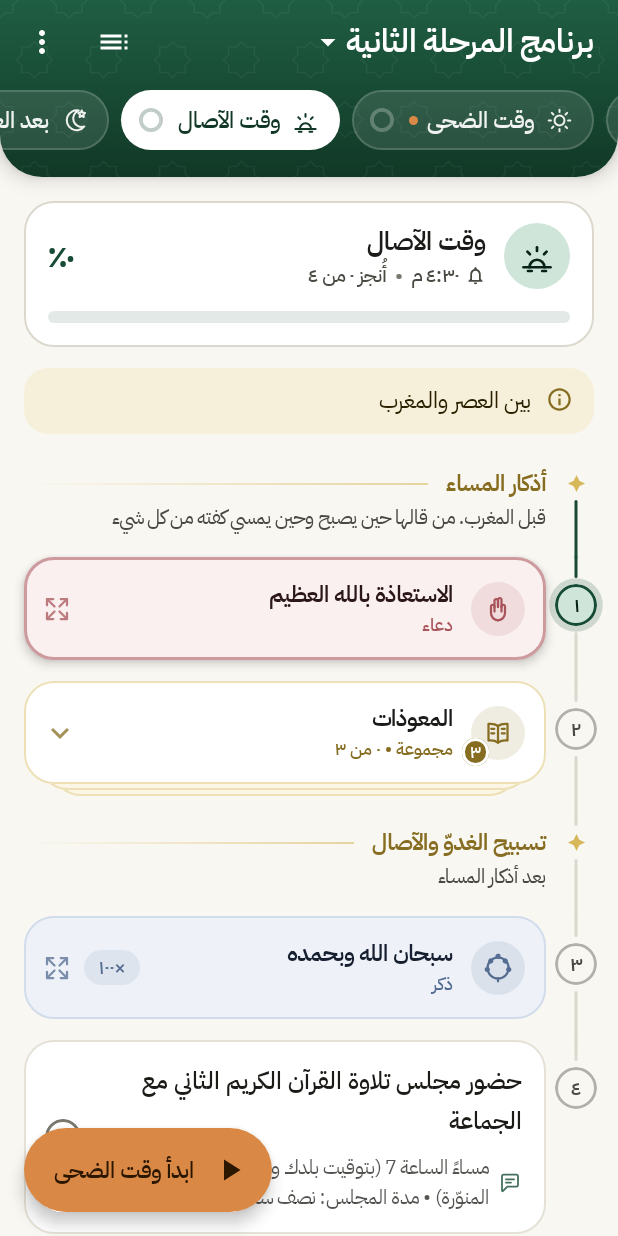
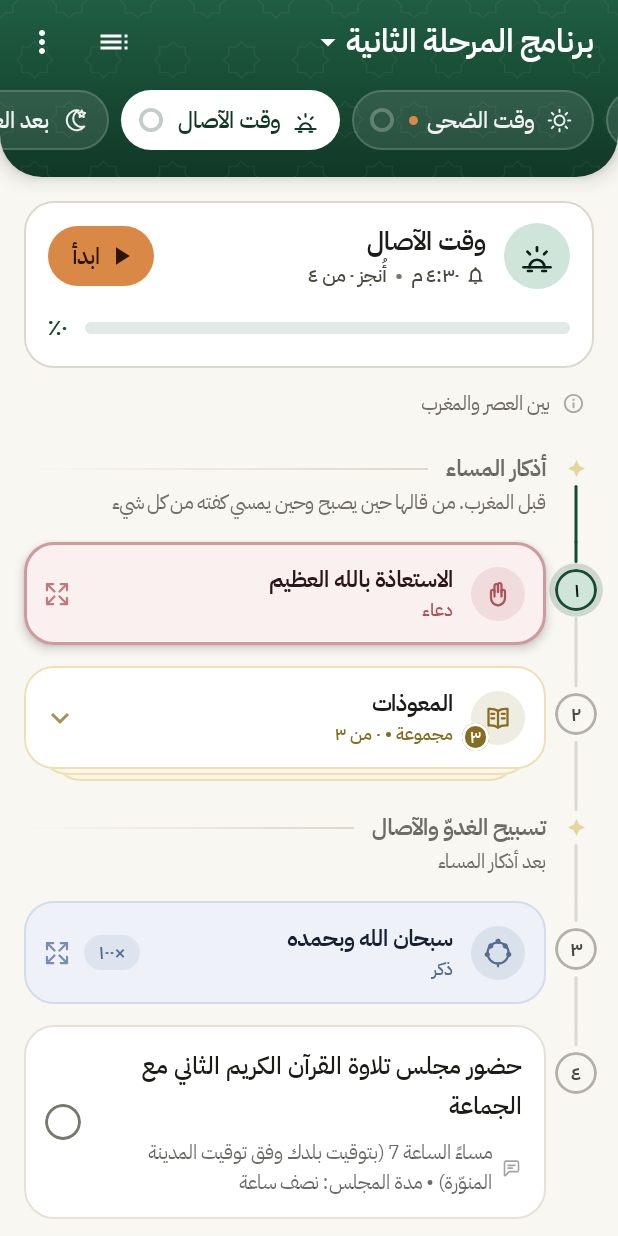
Before and after one commit to arcm111/dhikra, an Android app built with Jetpack Compose: the screen it shows after launch (MainActivity), tab 3 chosen, on a phone screen of 412 x 824 dp. Run offline under Robolectric (Android 15) with nearby library versions, the phone set to English and light mode, and no system bars; network calls fail.

Commit message:
some improvements.

```diff
--- a/app/src/main/java/com/example/dhikra/ui/components/Timeline.kt
+++ b/app/src/main/java/com/example/dhikra/ui/components/Timeline.kt
@@ -64,7 +64,13 @@ data class TimelineSegments(
     val bottomReached: Boolean,
 )
 
-/** Width of the timeline column on the start (right) side of the schedule. */
+/**
+ * Which side of the schedule the timeline runs along. [Start] is the reading side (the right in
+ * Arabic, the left in an LTR layout); [End] is the other one.
+ */
+enum class TimelineSide { Start, End }
+
+/** Width of the timeline column. */
 val TimelineGutter = 40.dp
 val StepNodeSize = 28.dp
 /** A finished step's check circle: smaller than the numbered ones, so the steps still to read stand out. */
@@ -74,8 +80,8 @@ private val NodeGap = 5.dp
 private val RowSpacing = 14.dp
 
 /**
- * One row of the step schedule: a vertical line with a [node] in the start gutter and the row
- * [content] next to it. Consecutive rows join their line segments into one continuous track.
+ * One row of the step schedule: the row [content], with a vertical line and its [node] in a
+ * gutter on the [side] of the schedule (by default the start: the right, in Arabic). Consecutive rows join their line segments into one continuous track.
  *
  * @param nodeCenter vertical position of the node's centre, measured from the top of the row,
  * so it can line up with the first line of the content.
@@ -87,6 +93,7 @@ fun TimelineRow(
     nodeSize: Dp,
     node: @Composable () -> Unit,
     modifier: Modifier = Modifier,
+    side: TimelineSide = TimelineSide.Start,
     content: @Composable () -> Unit,
 ) {
     val scheme = MaterialTheme.colorScheme
@@ -107,7 +114,9 @@ fun TimelineRow(
             .fillMaxWidth()
             .drawBehind {
                 val half = TimelineGutter.toPx() / 2f
-                val x = if (layoutDirection == LayoutDirection.Rtl) size.width - half else half
+                // The start side is on the right in RTL, on the left in LTR.
+                val onRight = (side == TimelineSide.Start) == (layoutDirection == LayoutDirection.Rtl)
+                val x = if (onRight) size.width - half else half
                 val centerY = nodeCenter.toPx()
                 val gap = (nodeSize / 2 + NodeGap).toPx()
                 val width = LineWidth.toPx()
@@ -119,13 +128,17 @@ fun TimelineRow(
                 }
             },
     ) {
+        val gutter = @Composable {
             Box(
                 modifier = Modifier
                     .width(TimelineGutter)
                     .padding(top = nodeCenter - nodeSize / 2),
                 contentAlignment = Alignment.TopCenter,
             ) { node() }
+        }
+        if (side == TimelineSide.Start) gutter()
         Box(Modifier.weight(1f).padding(bottom = RowSpacing)) { content() }
+        if (side == TimelineSide.End) gutter()
     }
 }
 
@@ -226,13 +239,13 @@ private fun Halo(color: Color) {
 
 val HeadingNodeSize = 14.dp
 
-/** Gold star marking a group heading on the timeline. */
+/** Small, soft mustard star marking a group heading on the timeline. */
 @Composable
 fun HeadingNode(modifier: Modifier = Modifier) {
     Icon(
         imageVector = StarOrnamentIcon,
         contentDescription = null,
-        tint = LocalDhikraPalette.current.ornament,
+        tint = LocalDhikraPalette.current.ornament.copy(alpha = 0.55f),
         modifier = modifier.size(HeadingNodeSize),
     )
 }
--- a/app/src/main/java/com/example/dhikra/ui/home/HomeScreen.kt
+++ b/app/src/main/java/com/example/dhikra/ui/home/HomeScreen.kt
@@ -58,10 +58,10 @@ import androidx.compose.material.icons.outlined.Notifications
 import androidx.compose.material.icons.outlined.Refresh
 import androidx.compose.material.icons.outlined.Settings
 import androidx.compose.material3.Button
+import androidx.compose.material3.ButtonDefaults
 import androidx.compose.material3.CircularProgressIndicator
 import androidx.compose.material3.DropdownMenu
 import androidx.compose.material3.DropdownMenuItem
-import androidx.compose.material3.ExtendedFloatingActionButton
 import androidx.compose.material3.ExperimentalMaterial3Api
 import androidx.compose.material3.HorizontalDivider
 import androidx.compose.material3.Icon
@@ -103,6 +103,7 @@ import androidx.compose.ui.platform.LocalView
 import androidx.compose.ui.platform.LocalWindowInfo
 import androidx.compose.ui.platform.testTag
 import androidx.compose.ui.res.stringResource
+import androidx.compose.ui.semantics.contentDescription
 import androidx.compose.ui.semantics.selected
 import androidx.compose.ui.semantics.semantics
 import androidx.compose.ui.text.style.TextAlign
@@ -129,6 +130,7 @@ import com.example.dhikra.ui.components.StepNodeSize
 import com.example.dhikra.ui.components.StepState
 import com.example.dhikra.ui.components.TimelineRow
 import com.example.dhikra.ui.components.TimelineSegments
+import com.example.dhikra.ui.components.TimelineSide
 import com.example.dhikra.ui.components.addEightPointStar
 import com.example.dhikra.ui.components.headerAppBarColors
 import com.example.dhikra.ui.components.sectionIcon
@@ -194,25 +196,8 @@ private fun ProgramHome(
     // The step the reader was closed on: the list scrolls to it so the user finds their place.
     var revealStepId by remember { mutableStateOf<String?>(null) }
     var showDay by rememberSaveable { mutableStateOf(false) }
-    // The reader is opened at this step once the pager has settled on its task.
-    var pendingStartId by remember { mutableStateOf<String?>(null) }
     val readerSection = readerStartId?.let { id -> sectionOf(sections, id) }
     KeepScreenOn(readerSection != null)
-
-    // The task of the current time of day, and the step to start it from (its first unfinished
-    // one); null once that task is finished, which hides the start button.
-    val nowSection = sections.firstOrNull { it.id == state.nowSectionId }
-    val nowStepId = nowSection?.items?.firstOrNull { it.type.isTrackable && !state.isComplete(it) }?.id
-    val startNow: () -> Unit = start@{
-        val section = nowSection ?: return@start
-        val step = nowStepId ?: return@start
-        if (section.id == state.selectedSectionId) {
-            readerStartId = step
-        } else {
-            pendingStartId = step
-            actions.onSelectSection(section.id)
-        }
-    }
 
     LaunchedEffect(selectedIndex, sections.size) {
         if (sections.isEmpty()) return@LaunchedEffect
@@ -235,15 +220,6 @@ private fun ProgramHome(
                     onShowDay = { showDay = true },
                 )
             },
-            floatingActionButton = {
-                if (nowSection != null && nowStepId != null) {
-                    StartNowButton(
-                        section = nowSection,
-                        started = state.completedIn(nowSection) > 0,
-                        onClick = startNow,
-                    )
-                }
-            },
             snackbarHost = { SnackbarHost(snackbarHostState) },
             containerColor = MaterialTheme.colorScheme.background,
         ) { padding ->
@@ -263,13 +239,6 @@ private fun ProgramHome(
                 snapshotFlow { pagerState.settledPage }.collect { page ->
                     currentSections.getOrNull(page)?.let { actions.onSelectSection(it.id) }
                     if (initial) initial = false else readerStartId = null
-                    // Started from the button: open the reader once its task is on screen.
-                    val start = pendingStartId
-                    val shown = currentSections.getOrNull(page)
-                    if (start != null && shown != null && sectionOf(listOf(shown), start) != null) {
-                        pendingStartId = null
-                        readerStartId = start
-                    }
                 }
             }
 
@@ -295,7 +264,6 @@ private fun ProgramHome(
                     onOpenReader = { stepId -> readerStartId = stepId },
                     revealStepId = revealStepId?.takeIf { id -> sections[page].items.any { it.id == id } },
                     onRevealed = { revealStepId = null },
-                    fabShown = nowStepId != null,
                     modifier = Modifier.graphicsLayer {
                         // Pages ease back and fade a little while swiping between tasks.
                         val offset = pagerState.getOffsetDistanceInPages(page).absoluteValue.coerceIn(0f, 1f)
@@ -351,21 +319,6 @@ private fun ProgramHome(
             onDismiss = { showDay = false },
         )
     }
-}
-
-/** Starts (or resumes) the task of the current time of day in the full-screen reader. */
-@Composable
-private fun StartNowButton(section: ProgramSection, started: Boolean, onClick: () -> Unit) {
-    val label = stringResource(if (started) R.string.continue_now_section else R.string.start_now_section, section.title)
-    ExtendedFloatingActionButton(
-        onClick = onClick,
-        icon = { Icon(Icons.Filled.PlayArrow, contentDescription = null) },
-        text = { Text(label, maxLines = 1, overflow = TextOverflow.Ellipsis) },
-        containerColor = MaterialTheme.colorScheme.secondary,
-        contentColor = MaterialTheme.colorScheme.onSecondary,
-        shape = CircleShape,
-        modifier = Modifier.widthIn(max = 300.dp),
-    )
 }
 
 /** The task holding the step (or the text of a group step) with this [id]. */
@@ -657,7 +610,6 @@ private fun SectionPage(
     onOpenReader: (String) -> Unit,
     revealStepId: String?,
     onRevealed: () -> Unit,
-    fabShown: Boolean,
     modifier: Modifier = Modifier,
 ) {
     val items = section.items
@@ -693,22 +645,32 @@ private fun SectionPage(
     // On large screens the schedule keeps a comfortable reading width, centred on the page.
     val windowWidth = with(LocalDensity.current) { LocalWindowInfo.current.containerSize.width.toDp() }
     val side = ((windowWidth - MaxContentWidth) / 2).coerceAtLeast(0.dp)
+    val timelineOnStart = ScheduleTimelineSide == TimelineSide.Start
+    // The summary and the note line up with the cards' edge on the timeline's side.
+    val alongTimeline = if (timelineOnStart) PaddingValues(start = 8.dp) else PaddingValues(end = 8.dp)
     LazyColumn(
         state = listState,
         modifier = modifier.fillMaxSize().testTag(ScheduleListTag),
         contentPadding = PaddingValues(
-            start = side + 8.dp,
-            end = side + 16.dp,
+            // The gutter brings its own room: the page margin is smaller on the timeline's side.
+            start = side + if (timelineOnStart) 8.dp else 16.dp,
+            end = side + if (timelineOnStart) 16.dp else 8.dp,
             top = 16.dp,
-            // Room for the start button, so it never hides the last step.
-            bottom = bottomInset + if (fabShown) 96.dp else 32.dp,
+            bottom = bottomInset + 32.dp,
         ),
     ) {
         item(key = KEY_SUMMARY) {
-            TaskSummary(section, done, total, Modifier.padding(start = 8.dp, bottom = 14.dp))
+            TaskSummary(
+                section = section,
+                done = done,
+                total = total,
+                // Opens the reader at the first unfinished step; none once the task is finished.
+                onPlay = currentStepId?.let { id -> { onOpenReader(id) } },
+                modifier = Modifier.padding(alongTimeline).padding(bottom = 14.dp),
+            )
         }
         if (section.note.isNotBlank()) {
-            item(key = KEY_NOTE) { SectionNote(section.note, Modifier.padding(start = 8.dp, bottom = 16.dp)) }
+            item(key = KEY_NOTE) { SectionNote(section.note, Modifier.padding(alongTimeline).padding(bottom = 16.dp)) }
         }
         if (items.isEmpty()) {
             item(key = KEY_EMPTY) {
@@ -740,6 +702,7 @@ private fun SectionPage(
                 nodeSize = if (heading) HeadingNodeSize else StepNodeSize,
                 node = { if (heading) HeadingNode() else StepNode(stepNumbers[index], stepState) },
                 modifier = Modifier.animateItem(),
+                side = ScheduleTimelineSide,
             ) {
                 ProgramItemView(
                     item = item,
@@ -761,6 +724,7 @@ private fun SectionPage(
                     nodeSize = StepNodeSize,
                     node = { FinishNode() },
                     modifier = Modifier.animateItem(),
+                    side = ScheduleTimelineSide,
                 ) {
                     SectionComplete(section, nextSection, onGoTo = actions.onSelectSection)
                 }
@@ -771,12 +735,27 @@ private fun SectionPage(
 
 private val MaxContentWidth = 720.dp
 
+/**
+ * Side of the schedule the step timeline runs along: the start (the right, in Arabic). Switch to
+ * [TimelineSide.End] to put it on the other side.
+ */
+private val ScheduleTimelineSide = TimelineSide.Start
+
 /** Test tag of a schedule page's step list. */
 const val ScheduleListTag = "schedule"
 
-/** Compact task summary: icon, title, reminder time and the progress through its steps. */
+/**
+ * Compact task summary: icon, title, reminder time, the progress through its steps and a play
+ * button that reads the task from its first unfinished step ([onPlay]; null hides it).
+ */
 @Composable
-private fun TaskSummary(section: ProgramSection, done: Int, total: Int, modifier: Modifier = Modifier) {
+private fun TaskSummary(
+    section: ProgramSection,
+    done: Int,
+    total: Int,
+    onPlay: (() -> Unit)?,
+    modifier: Modifier = Modifier,
+) {
     val scheme = MaterialTheme.colorScheme
     val fraction = if (total == 0) 0f else done.toFloat() / total
     val progress by animateFloatAsState(fraction, tween(500), label = "taskProgress")
@@ -836,44 +815,65 @@ private fun TaskSummary(section: ProgramSection, done: Int, total: Int, modifier
                         )
                     }
                 }
+                if (onPlay != null) {
+                    Spacer(Modifier.width(8.dp))
+                    PlayButton(started = done > 0, title = section.title, onClick = onPlay)
+                }
+            }
+            Spacer(Modifier.height(14.dp))
+            Row(verticalAlignment = Alignment.CenterVertically) {
+                LinearProgressIndicator(
+                    progress = { progress },
+                    modifier = Modifier.weight(1f).height(8.dp),
+                    color = scheme.primary,
+                    trackColor = scheme.primary.copy(alpha = 0.12f),
+                    strokeCap = StrokeCap.Round,
+                    gapSize = 0.dp,
+                    drawStopIndicator = {},
+                )
+                Spacer(Modifier.width(12.dp))
                 Text(
                     text = ArabicText.toArabicDigits((fraction * 100).toInt()) + "٪",
-                    style = MaterialTheme.typography.titleLarge,
+                    style = MaterialTheme.typography.labelLarge,
                     color = scheme.primary,
                 )
             }
-            Spacer(Modifier.height(14.dp))
-            LinearProgressIndicator(
-                progress = { progress },
-                modifier = Modifier.fillMaxWidth().height(8.dp),
-                color = scheme.primary,
-                trackColor = scheme.primary.copy(alpha = 0.12f),
-                strokeCap = StrokeCap.Round,
-                gapSize = 0.dp,
-                drawStopIndicator = {},
-            )
         }
+    }
+}
+
+/** "ابدأ" (or "تابع" once begun): reads the task in the full-screen reader. */
+@Composable
+private fun PlayButton(started: Boolean, title: String, onClick: () -> Unit) {
+    val scheme = MaterialTheme.colorScheme
+    val description = stringResource(if (started) R.string.continue_now_section else R.string.start_now_section, title)
+    Button(
+        onClick = onClick,
+        shape = CircleShape,
+        colors = ButtonDefaults.buttonColors(containerColor = scheme.secondary, contentColor = scheme.onSecondary),
+        contentPadding = PaddingValues(start = 12.dp, end = 16.dp),
+        modifier = Modifier.height(40.dp).semantics { contentDescription = description },
+    ) {
+        Icon(Icons.Filled.PlayArrow, contentDescription = null, modifier = Modifier.size(20.dp))
+        Spacer(Modifier.width(4.dp))
+        Text(stringResource(if (started) R.string.section_continue else R.string.section_start))
     }
 }
 
 @Composable
 private fun SectionNote(note: String, modifier: Modifier = Modifier) {
-    val scheme = MaterialTheme.colorScheme
-    Row(
-        modifier = modifier
-            .fillMaxWidth()
-            .clip(MaterialTheme.shapes.medium)
-            .background(scheme.tertiaryContainer.copy(alpha = 0.55f))
-            .padding(horizontal = 14.dp, vertical = 10.dp),
-    ) {
+    // A plain, faded line rather than a coloured box: it explains the task without competing
+    // with its steps.
+    val color = MaterialTheme.colorScheme.onSurfaceVariant
+    Row(modifier = modifier.fillMaxWidth().padding(horizontal = 6.dp)) {
         Icon(
             imageVector = Icons.Outlined.Info,
             contentDescription = stringResource(R.string.note_label),
-            tint = scheme.tertiary,
-            modifier = Modifier.padding(top = 2.dp).size(18.dp),
+            tint = color.copy(alpha = 0.45f),
+            modifier = Modifier.padding(top = 2.dp).size(15.dp),
         )
-        Spacer(Modifier.width(10.dp))
-        Text(note, style = MaterialTheme.typography.bodyMedium, color = scheme.onTertiaryContainer)
+        Spacer(Modifier.width(8.dp))
+        Text(note, style = MaterialTheme.typography.bodySmall, color = color.copy(alpha = FaintTextAlpha))
     }
 }
 
--- a/app/src/main/java/com/example/dhikra/ui/home/ItemCards.kt
+++ b/app/src/main/java/com/example/dhikra/ui/home/ItemCards.kt
@@ -48,7 +48,6 @@ import androidx.compose.ui.draw.rotate
 import androidx.compose.ui.graphics.Brush
 import androidx.compose.ui.graphics.Color
 import androidx.compose.ui.graphics.Shape
-import androidx.compose.ui.graphics.compositeOver
 import androidx.compose.ui.hapticfeedback.HapticFeedbackType
 import androidx.compose.ui.platform.LocalHapticFeedback
 import androidx.compose.ui.platform.LocalLayoutDirection
@@ -68,9 +67,7 @@ import com.example.dhikra.data.ProgramItem
 import com.example.dhikra.ui.components.ExpandIcon
 import com.example.dhikra.ui.components.NoteIcon
 import com.example.dhikra.ui.components.Pill
-import com.example.dhikra.ui.components.QuranTitle
 import com.example.dhikra.ui.components.icon
-import com.example.dhikra.ui.components.starLattice
 import com.example.dhikra.ui.theme.ElementColors
 import com.example.dhikra.ui.theme.LocalDhikraPalette
 import com.example.dhikra.ui.theme.ReadingStyles
@@ -99,7 +96,7 @@ fun ProgramItemView(
         item.type == ItemType.HEADING -> HeadingItem(item, modifier)
         item.type == ItemType.TASK -> TaskItem(item, done >= 1, textScale, current, onSetComplete, modifier)
         item.isGroup -> GroupCard(item, done, current, onOpenText, textDone, modifier)
-        else -> ReadingCard(item, done, textScale, current, onOpen, modifier)
+        else -> ReadingCard(item, done, current, onOpen, modifier)
     }
 }
 
@@ -110,7 +107,6 @@ fun ProgramItemView(
 val ItemType.nodeCenter: Dp
     get() = when (this) {
         ItemType.HEADING -> 17.dp
-        ItemType.QURAN -> 30.dp
         else -> 32.dp
     }
 
@@ -139,18 +135,26 @@ val ItemType.label: Int
         ItemType.HADITH -> R.string.type_hadith
     }
 
-/** A group label on the timeline, e.g. "أذكار الصباح", followed by a fading gold rule. */
+/**
+ * Opacity of the supporting text around the steps (headings, notes, descriptions), so it reads
+ * as secondary to the steps and the progress. Kept at a level that still passes text contrast.
+ */
+internal const val QuietTextAlpha = 0.8f
+internal const val FaintTextAlpha = 0.78f
+
+/** A group label on the timeline, e.g. "أذكار الصباح", followed by a fading rule. */
 @Composable
 private fun HeadingItem(item: ProgramItem, modifier: Modifier) {
-    val palette = LocalDhikraPalette.current
+    val scheme = MaterialTheme.colorScheme
     val rtl = LocalLayoutDirection.current == LayoutDirection.Rtl
-    val rule = palette.ornament.copy(alpha = 0.55f)
+    // Quiet on purpose: a heading only groups the steps, it should not compete with them.
+    val rule = scheme.outlineVariant
     Column(modifier.fillMaxWidth().padding(top = 6.dp, bottom = 2.dp)) {
         Row(verticalAlignment = Alignment.CenterVertically) {
             Text(
                 text = item.title.ifBlank { item.text },
                 style = MaterialTheme.typography.titleSmall,
-                color = palette.ornamentText,
+                color = scheme.onSurfaceVariant.copy(alpha = QuietTextAlpha),
                 modifier = Modifier.semantics { heading() },
             )
             Spacer(Modifier.width(12.dp))
@@ -169,7 +173,7 @@ private fun HeadingItem(item: ProgramItem, modifier: Modifier) {
             Text(
                 text = item.text,
                 style = MaterialTheme.typography.bodySmall,
-                color = MaterialTheme.colorScheme.onSurfaceVariant,
+                color = scheme.onSurfaceVariant.copy(alpha = FaintTextAlpha),
                 modifier = Modifier.padding(top = 2.dp),
             )
         }
@@ -281,22 +285,15 @@ private fun CheckMark(checked: Boolean, colors: ElementColors) {
 private fun ReadingCard(
     item: ProgramItem,
     done: Int,
-    textScale: Float,
     current: Boolean,
     onOpen: () -> Unit,
     modifier: Modifier,
 ) {
     val colors = item.type.colors()
     val complete = done >= item.target
-    val quran = item.type == ItemType.QURAN
     StepSurface(colors = colors, focused = current, modifier = modifier) {
-        Column(
-            Modifier
-                .then(if (quran) Modifier.quranBackground(colors) else Modifier)
-                .clickable(onClickLabel = stringResource(R.string.open_full_screen), onClick = onOpen)
-        ) {
-            if (quran) QuranHeader(item, colors, done, complete, textScale)
-            else StepHeader(item, colors, done, complete)
+        Column(Modifier.clickable(onClickLabel = stringResource(R.string.open_full_screen), onClick = onOpen)) {
+            StepHeader(item, colors, done, complete)
         }
     }
 }
@@ -521,18 +518,6 @@ fun GroupBadge(type: ItemType, count: Int, modifier: Modifier = Modifier, size:
     }
 }
 
-/** Parchment warming to gold towards the bottom, with a barely visible star texture. */
-private fun Modifier.quranBackground(colors: ElementColors): Modifier = this
-    .background(
-        Brush.verticalGradient(
-            listOf(
-                colors.container,
-                colors.accent.copy(alpha = 0.07f).compositeOver(colors.container),
-            )
-        )
-    )
-    .starLattice(colors.accent.copy(alpha = 0.06f), spacing = 54.dp, starRadius = 14.dp)
-
 /** What a card shows next to its count while it is being read: how far, or how many times. */
 @Composable
 private fun repetitions(done: Int, target: Int): String =
@@ -550,30 +535,6 @@ private fun OpenIcon(colors: ElementColors) {
         contentDescription = null,
         tint = colors.accent.copy(alpha = 0.75f),
         modifier = Modifier.padding(start = 8.dp).size(20.dp),
-    )
-}
-
-/** Centred, reverent header of a Quran card; it also tells the type and how far the count is. */
-@Composable
-private fun QuranHeader(
-    item: ProgramItem,
-    colors: ElementColors,
-    done: Int,
-    complete: Boolean,
-    textScale: Float,
-) {
-    // Always exactly one caption line, so the card keeps its height as the count goes on.
-    val caption = listOfNotNull(
-        stringResource(R.string.type_quran),
-        if (item.target > 1) repetitions(done, item.target) else null,
-        if (complete) stringResource(R.string.step_state_done) else null,
-    ).joinToString(" • ")
-    QuranTitle(
-        title = item.title.ifBlank { stringResource(R.string.type_quran) },
-        caption = caption,
-        colors = colors,
-        textScale = textScale,
-        modifier = Modifier.padding(start = 18.dp, end = 18.dp, top = 16.dp, bottom = 14.dp),
     )
 }
 
@@ -637,14 +598,14 @@ private fun NoteLine(note: String, colors: ElementColors) {
         Icon(
             imageVector = NoteIcon,
             contentDescription = stringResource(R.string.note_label),
-            tint = colors.accent.copy(alpha = 0.8f),
-            modifier = Modifier.size(16.dp),
+            tint = colors.ink.copy(alpha = 0.4f),
+            modifier = Modifier.size(14.dp),
         )
         Spacer(Modifier.width(6.dp))
         Text(
             text = note,
             style = MaterialTheme.typography.bodySmall,
-            color = colors.ink.copy(alpha = 0.75f),
+            color = colors.ink.copy(alpha = 0.65f),
         )
     }
 }
--- a/app/src/main/res/values/strings.xml
+++ b/app/src/main/res/values/strings.xml
@@ -218,7 +218,9 @@
     <string name="reminder_channel_desc">تنبيه عند بدء وقت كل قسم من البرنامج اليومي</string>
     <string name="reminder_text">حان وقت وردك • %1$s عناصر</string>
 
-    <!-- Start the task of the current time -->
+    <!-- Play button of a task: visible label, then its spoken description -->
+    <string name="section_start">ابدأ</string>
+    <string name="section_continue">تابع</string>
     <string name="start_now_section">ابدأ %1$s</string>
     <string name="continue_now_section">تابع %1$s</string>
 
```
Also changed, not shown: app/src/main/java/com/example/dhikra/ui/components/Mushaf.kt (+0 -66 lines). Lines whose indentation alone changed are shown as unchanged.
